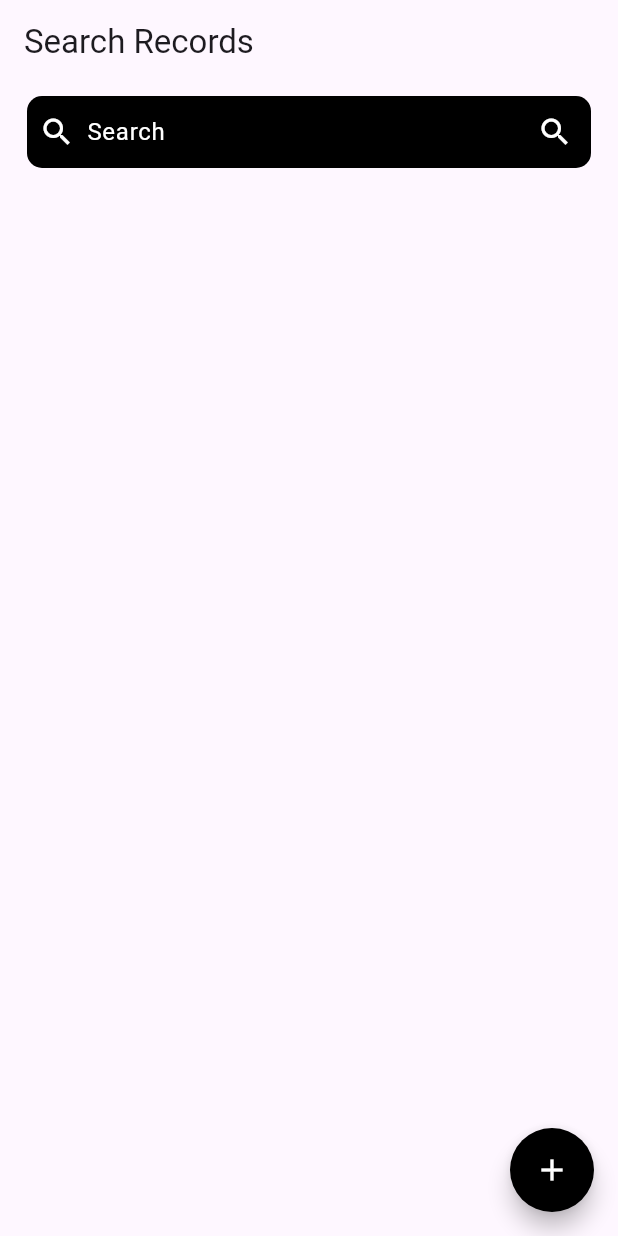
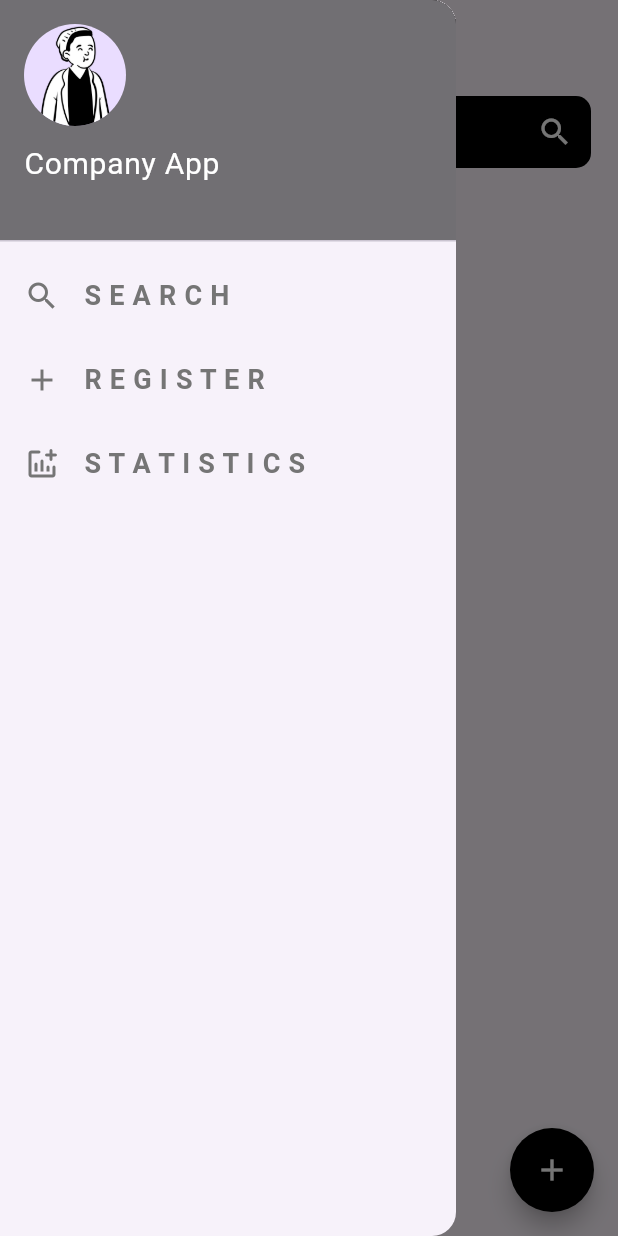
Before and after one commit to Sanket80/Unique-Solutions, a Flutter app: the screen it shows after launch, with the side drawer open (before the commit the screen has no drawer), on a phone screen of 412 x 824 dp. Run offline on Flutter 3.47's test engine with Material 3 defaults, Android fonts, the phone set to English and light mode, and no system bars; our stand-ins replace cloud_firestore, firebase_core; accounts and stored records are empty.

Commit message:
SideBar Created, Amount Visualization Remaining

```diff
--- a/lib/HomeScreen.dart
+++ b/lib/HomeScreen.dart
@@ -128,12 +128,57 @@ class _HomeScreenState extends State<HomeScreen> {
     );
   }
 
-
   @override
   Widget build(BuildContext context) {
     return Scaffold(
       appBar: AppBar(
         title: const Text('Search Records'),
+      ),
+      drawer: Drawer(
+        child: ListView(
+          children: [
+            DrawerHeader(
+              decoration: BoxDecoration(
+                color: Colors.black54,
+              ),
+              child: Column(
+                crossAxisAlignment: CrossAxisAlignment.start,
+                children: [
+                  CircleAvatar(
+                    radius: 34,
+                    backgroundImage: AssetImage('assets/images/character.png'),
+                  ),
+                  const SizedBox(height: 10),
+                  Text(
+                    'Company App',
+                    style: TextStyle(color: Colors.white, fontSize: 20),
+                  ),
+                ],
+              ),
+            ),
+            ListTile(
+              leading: Icon(Icons.search, color: Colors.grey[600],),
+              title: Text('S E A R C H', style: TextStyle(fontSize: 18,fontWeight: FontWeight.bold, color: Colors.grey[600])),
+              onTap: () {
+                Navigator.pop(context);
+              },
+            ),
+            ListTile(
+              leading: Icon(Icons.add,color: Colors.grey[600],),
+              title: Text('R E G I S T E R', style: TextStyle(fontSize: 18,fontWeight: FontWeight.bold, color: Colors.grey[600])),
+              onTap: () {
+                Navigator.push(context, MaterialPageRoute(builder: (context) => InputData()));
+              },
+            ),
+            ListTile(
+              leading: Icon(Icons.addchart_rounded,color: Colors.grey[600],),
+              title: Text('S T A T I S T I C S', style: TextStyle(fontSize: 18,fontWeight: FontWeight.bold, color: Colors.grey[600])),
+              onTap: () {
+                Navigator.pop(context);
+              },
+            ),
+          ],
+        ),
       ),
       body: SingleChildScrollView(
         child: Column(
```
